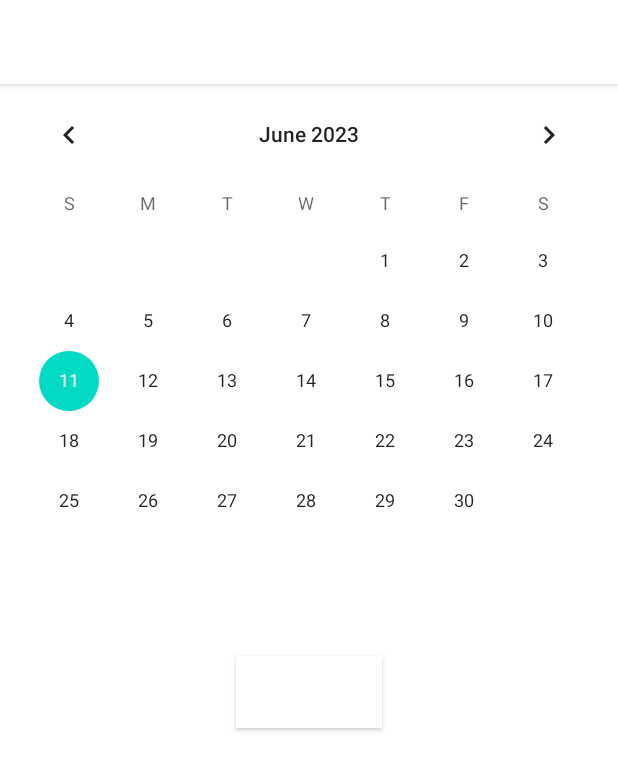
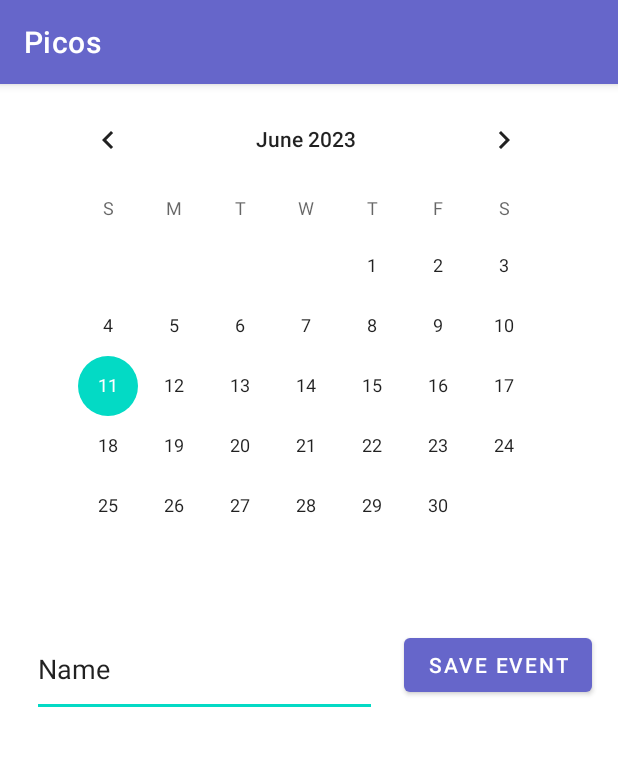
Before and after one commit to nabilaapr24/Picos, an Android app: the fragment CalendarFragment shown on its own in the app's theme, on a phone screen of 412 x 824 dp. Shown: the top 771 px of the screen. Run offline under Robolectric (Android 15) with nearby library versions, the phone set to English and light mode, and no system bars; our stand-ins replace Firebase (no records; nobody signed in at launch, a user with empty details on screens opened directly).

Commit message:
self assessment ready to launch, calendar on progress

```diff
--- a/app/build.gradle
+++ b/app/build.gradle
@@ -58,9 +58,10 @@ dependencies {
     implementation "androidx.lifecycle:lifecycle-viewmodel-ktx:2.6.1" //viewModelScope
     implementation "androidx.lifecycle:lifecycle-livedata-ktx:2.6.1" //liveData
     implementation "androidx.room:room-ktx:2.5.1"
-    implementation 'com.google.firebase:firebase-auth:21.0.3'
+    implementation 'com.google.firebase:firebase-auth:22.0.0'
     implementation 'com.google.firebase:firebase-auth-ktx:22.0.0'
     implementation 'androidx.databinding:databinding-runtime:8.0.2'
+    implementation 'com.google.firebase:firebase-database-ktx:20.2.2'
     kapt "androidx.room:room-compiler:2.6.0-alpha01"
     implementation "org.jetbrains.kotlinx:kotlinx-coroutines-core:1.5.2"
     implementation "org.jetbrains.kotlinx:kotlinx-coroutines-android:1.5.2"
--- a/app/src/main/java/com/example/picos/ui/fragment/CalendarFragment.kt
+++ b/app/src/main/java/com/example/picos/ui/fragment/CalendarFragment.kt
@@ -5,56 +5,52 @@ import androidx.fragment.app.Fragment
 import android.view.LayoutInflater
 import android.view.View
 import android.view.ViewGroup
+import android.widget.CalendarView
+import android.widget.EditText
 import com.example.picos.R
+import com.google.firebase.database.*
 
-// TODO: Rename parameter arguments, choose names that match
-// the fragment initialization parameters, e.g. ARG_ITEM_NUMBER
-private const val ARG_PARAM1 = "param1"
-private const val ARG_PARAM2 = "param2"
-
-/**
- * A simple [Fragment] subclass.
- * Use the [CalendarFragment.newInstance] factory method to
- * create an instance of this fragment.
- */
 class CalendarFragment : Fragment() {
-    // TODO: Rename and change types of parameters
-    private var param1: String? = null
-    private var param2: String? = null
-
-    override fun onCreate(savedInstanceState: Bundle?) {
-        super.onCreate(savedInstanceState)
-        arguments?.let {
-            param1 = it.getString(ARG_PARAM1)
-            param2 = it.getString(ARG_PARAM2)
-        }
-    }
+    private lateinit var calendarView: CalendarView
+    private lateinit var editText: EditText
+    private lateinit var stringDateSelected: String
+    private lateinit var databaseReference: DatabaseReference
 
     override fun onCreateView(
         inflater: LayoutInflater, container: ViewGroup?,
         savedInstanceState: Bundle?
     ): View? {
-        // Inflate the layout for this fragment
-        return inflater.inflate(R.layout.fragment_calendar, container, false)
+        val view = inflater.inflate(R.layout.fragment_calendar, container, false)
+
+        calendarView = view.findViewById(R.id.calendarView)
+        editText = view.findViewById(R.id.editText)
+
+        calendarView.setOnDateChangeListener { _, i, i1, i2 ->
+            stringDateSelected = "$i${i1 + 1}$i2"
+            calendarClicked()
+        }
+        databaseReference = FirebaseDatabase.getInstance().getReference("Calendar")
+
+        return view
     }
 
-    companion object {
-        /**
-         * Use this factory method to create a new instance of
-         * this fragment using the provided parameters.
-         *
-         * @param param1 Parameter 1.
-         * @param param2 Parameter 2.
-         * @return A new instance of fragment CalendarFragment.
-         */
-        // TODO: Rename and change types and number of parameters
-        @JvmStatic
-        fun newInstance(param1: String, param2: String) =
-            CalendarFragment().apply {
-                arguments = Bundle().apply {
-                    putString(ARG_PARAM1, param1)
-                    putString(ARG_PARAM2, param2)
+    private fun calendarClicked() {
+        databaseReference.child(stringDateSelected).addListenerForSingleValueEvent(object :
+            ValueEventListener {
+            override fun onDataChange(snapshot: DataSnapshot) {
+                if (snapshot.getValue() != null) {
+                    editText.setText(snapshot.getValue().toString())
+                } else {
+                    editText.setText("null")
                 }
             }
+
+            override fun onCancelled(error: DatabaseError) {
+            }
+        })
+    }
+
+    fun buttonSaveEvent(view: View) {
+        databaseReference.child(stringDateSelected).setValue(editText.text.toString())
     }
 }
--- a/app/src/main/res/layout/fragment_calendar.xml
+++ b/app/src/main/res/layout/fragment_calendar.xml
@@ -1,23 +1,41 @@
 <?xml version="1.0" encoding="utf-8"?>
-<LinearLayout xmlns:android="http://schemas.android.com/apk/res/android"
+<androidx.constraintlayout.widget.ConstraintLayout xmlns:android="http://schemas.android.com/apk/res/android"
+    xmlns:app="http://schemas.android.com/apk/res-auto"
     xmlns:tools="http://schemas.android.com/tools"
     android:layout_width="match_parent"
     android:layout_height="match_parent"
-    tools:context=".ui.fragment.CalendarFragment"
-    android:orientation="vertical">
-
-    <!-- TODO: Update blank fragment layout -->
+    tools:context=".ui.fragment.CalendarFragment">
 
     <CalendarView
-        android:layout_width="match_parent"
-        android:layout_height="381dp" />
+        android:id="@+id/calendarView"
+        android:layout_width="wrap_content"
+        android:layout_height="wrap_content"
+        android:layout_marginStart="30dp"
+        android:layout_marginTop="3dp"
+        app:layout_constraintStart_toStartOf="parent"
+        app:layout_constraintTop_toTopOf="parent" />
+
+    <EditText
+        android:id="@+id/editText"
+        android:layout_width="230dp"
+        android:layout_height="63dp"
+        android:layout_marginStart="21dp"
+        android:layout_marginTop="17dp"
+        android:ems="10"
+        android:inputType="textPersonName"
+        android:text="Name"
+        app:layout_constraintStart_toStartOf="parent"
+        app:layout_constraintTop_toBottomOf="@+id/calendarView" />
 
     <Button
+        android:id="@+id/button"
         android:layout_width="wrap_content"
         android:layout_height="wrap_content"
-        android:layout_gravity="center_horizontal"
-        android:background="@color/black"
-        android:backgroundTint="#050505"
-        android:text="Add Log" />
+        android:layout_marginStart="18dp"
+        android:layout_marginTop="22dp"
+        android:onClick="buttonSaveEvent"
+        android:text="Save Event"
+        app:layout_constraintStart_toEndOf="@+id/editText"
+        app:layout_constraintTop_toBottomOf="@+id/calendarView" />
 
-</LinearLayout>
+</androidx.constraintlayout.widget.ConstraintLayout>
--- a/app/src/main/res/menu/bottom_navigation_menu.xml
+++ b/app/src/main/res/menu/bottom_navigation_menu.xml
@@ -9,7 +9,6 @@
         android:icon="@drawable/baseline_calendar_today_24"
         android:title="Calendar" />
 
-
     <item
         android:id="@+id/navigation_logs"
         android:icon="@drawable/baseline_account_circle_24"
--- a/app/src/main/res/navigation/navigation_assessment.xml
+++ b/app/src/main/res/navigation/navigation_assessment.xml
@@ -16,9 +16,9 @@
     </fragment>
     <fragment
         android:id="@+id/questionsFragment"
-        android:name="com.example.picos.ui.activity.assessment.QuestionFragment"
+        android:name="com.example.picos.ui.activity.assessment.QuestionsFragment"
         android:label="fragment_questions"
-        tools:layout="@layout/fragment_questions" >
+        tools:layout="@layout/fragment_question" >
         <action
             android:id="@+id/action_questionsFragment_to_resultFragment"
             app:destination="@id/resultFragment" />
--- a/app/src/main/res/values/themes.xml
+++ b/app/src/main/res/values/themes.xml
@@ -2,7 +2,7 @@
     <!-- Base application theme. -->
     <style name="Theme.Picos" parent="Theme.MaterialComponents.DayNight.DarkActionBar">
         <!-- Primary brand color. -->
-        <item name="colorPrimary">@color/white</item>
+        <item name="colorPrimary">@color/lavender_dark</item>
         <item name="colorPrimaryVariant">@color/purple_700</item>
         <item name="colorOnPrimary">@color/white</item>
         <!-- Secondary brand color. -->
```
Also changed, not shown: app/src/main/AndroidManifest.xml (+11 -3 lines), app/src/main/java/com/example/picos/ui/activity/MainActivity.kt (+37 -1 lines), app/src/main/java/com/example/picos/ui/activity/assessment/QuestionFragment.kt (+7 -0 lines), app/src/main/java/com/example/picos/ui/activity/assessment/ResultFragment.kt (+10 -1 lines).
